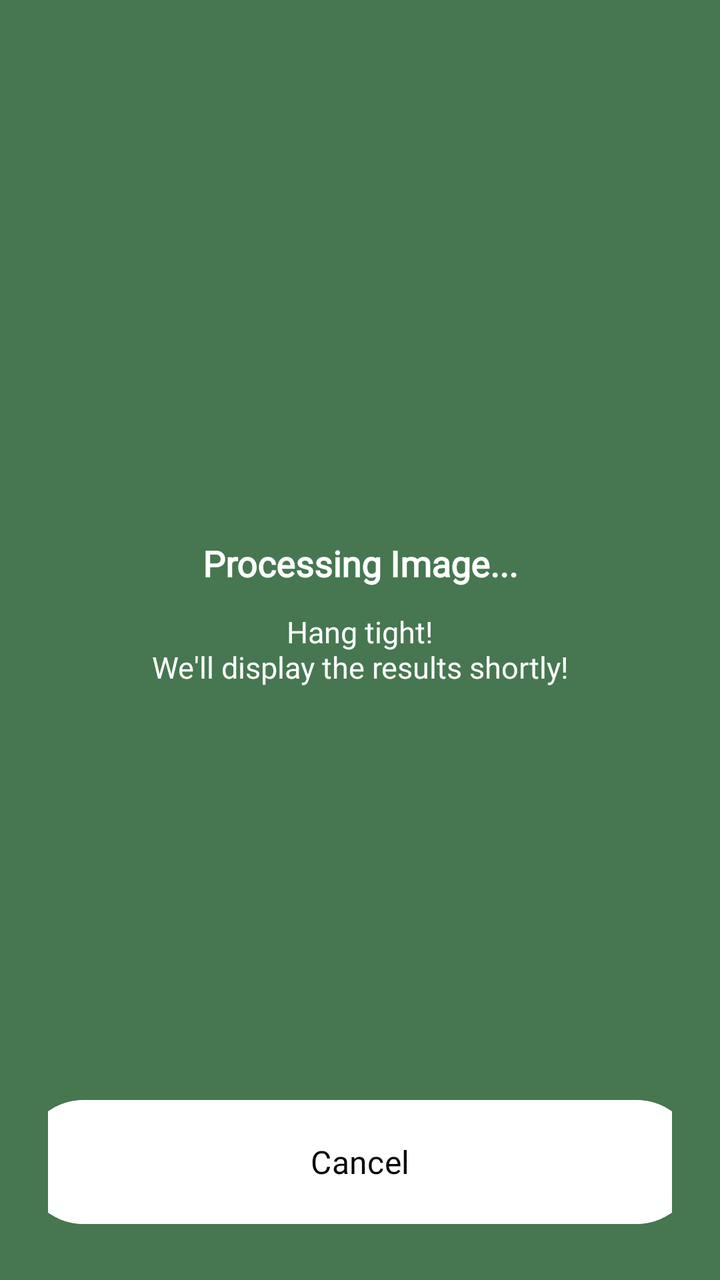
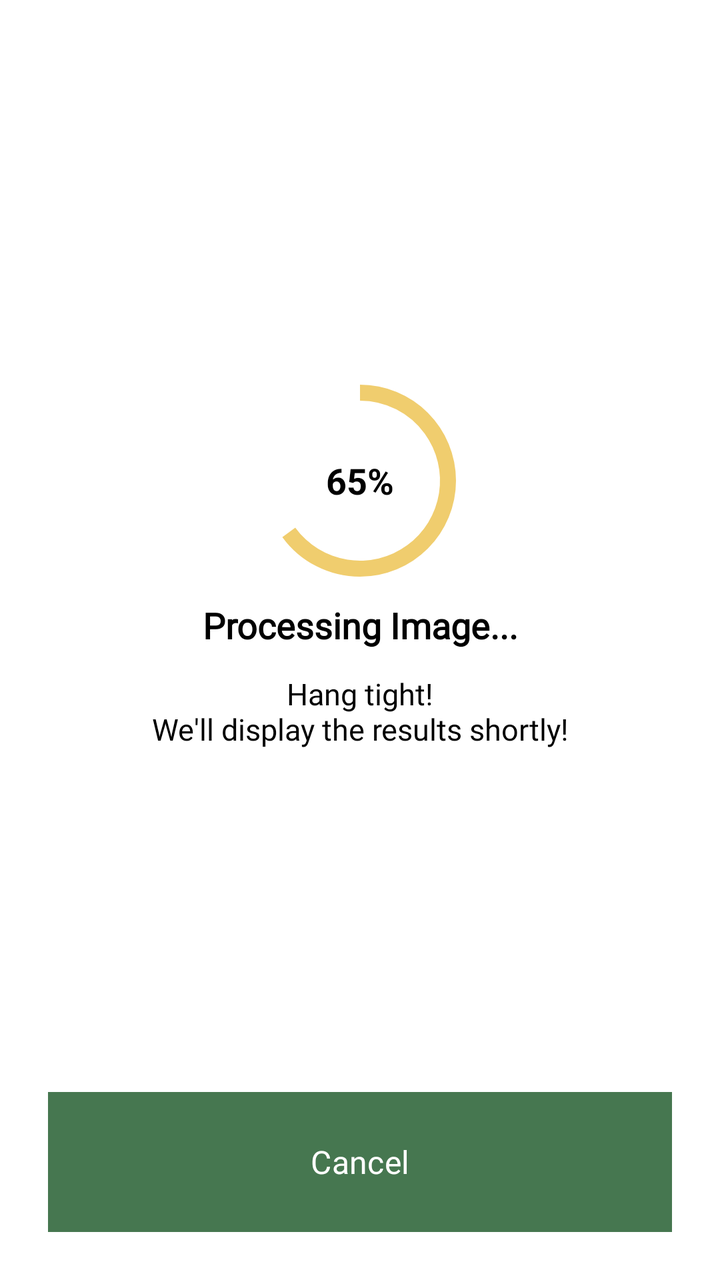

Two renders of the same Android screen: before a commit and after it. Below are the layout's source before the change and the commit's diff.
<!-- AndroidManifest.xml: application theme Theme.SortItJSON -->
<!-- res/layout/fragment_loading.xml -->
<?xml version="1.0" encoding="utf-8"?>
<LinearLayout xmlns:android="http://schemas.android.com/apk/res/android"
    android:layout_width="match_parent"
    android:layout_height="match_parent"
    android:orientation="vertical"
    android:gravity="center"
    android:background="#467750"
    android:padding="24dp">

    
    <LinearLayout
        android:layout_width="match_parent"
        android:layout_height="0dp"
        android:layout_weight="1"
        android:orientation="vertical"
        android:gravity="center">

        
        <ProgressBar
            android:id="@+id/progressBarCircular"
            android:layout_width="wrap_content"
            android:layout_height="wrap_content"
            android:indeterminateTint="#F0CD6E"
            android:layout_marginBottom="10dp"/>

        
        <TextView
            android:id="@+id/loadingTitle"
            android:layout_width="wrap_content"
            android:layout_height="wrap_content"
            android:text="Processing Image..."
            android:textStyle="bold"
            android:textSize="18sp"
            android:textColor="#FFFFFF"
            android:gravity="center"
            android:fontFamily="@font/montserrat_bold"
            android:layout_marginBottom="12dp" />

        
        <TextView
            android:id="@+id/loadingSubtitle"
            android:layout_width="wrap_content"
            android:layout_height="wrap_content"
            android:text="Hang tight!\nWe'll display the results shortly!"
            android:textSize="15sp"
            android:textColor="#FFFFFF"
            android:gravity="center"
            android:fontFamily="@font/montserrat_regular" />

    </LinearLayout>

    
    <Button
        android:id="@+id/CancelButon"
        android:layout_width="338dp"
        android:layout_height="70dp"
        android:layout_gravity="center_horizontal"
        android:layout_marginTop="15dp"
        android:backgroundTint="#FFFFFF"
        android:fontFamily="@font/montserrat_regular"
        android:text="Cancel"
        android:textAllCaps="false"
        android:textColor="#050505"
        android:textSize="16sp" />

</LinearLayout>
<!-- resources referenced by this layout -->
<resources>
  <style name="Theme.SortItJSON" parent="Base.Theme.SortItJSON" />
  <style name="Base.Theme.SortItJSON" parent="Theme.Material3.DayNight.NoActionBar">
          
          <item name="colorPrimary">@color/darkgreen</item>
      </style>
  <color name="darkgreen">#467750</color>
</resources>

<!-- the commit's change to res/layout/fragment_loading.xml (unified diff, before → after) -->
@@ -4,7 +4,7 @@
     android:layout_height="match_parent"
     android:orientation="vertical"
     android:gravity="center"
-    android:background="#467750"
+    android:background="#FFFFFF"
     android:padding="24dp">
 
     
@@ -16,12 +16,32 @@
         android:gravity="center">
 
         
-        <ProgressBar
-            android:id="@+id/progressBarCircular"
-            android:layout_width="wrap_content"
-            android:layout_height="wrap_content"
-            android:indeterminateTint="#F0CD6E"
-            android:layout_marginBottom="10dp"/>
+        <FrameLayout
+            android:layout_width="120dp"
+            android:layout_height="120dp"
+            android:layout_gravity="center">
+
+            <ProgressBar
+                android:id="@+id/progressBarCircular"
+                style="?android:attr/progressBarStyleHorizontal"
+                android:layout_width="match_parent"
+                android:layout_height="match_parent"
+                android:indeterminate="false"
+                android:max="100"
+                android:progress="65"
+                android:progressDrawable="@drawable/circular_progress_drawable"/>
+
+            <TextView
+                android:id="@+id/progressText"
+                android:layout_width="match_parent"
+                android:layout_height="match_parent"
+                android:gravity="center"
+                android:text="65%"
+                android:textSize="18sp"
+                android:textStyle="bold"
+                android:textColor="#000000"/>
+
+        </FrameLayout>
 
         
         <TextView
@@ -31,7 +51,7 @@
             android:text="Processing Image..."
             android:textStyle="bold"
             android:textSize="18sp"
-            android:textColor="#FFFFFF"
+            android:textColor="#000000"
             android:gravity="center"
             android:fontFamily="@font/montserrat_bold"
             android:layout_marginBottom="12dp" />
@@ -43,7 +63,7 @@
             android:layout_height="wrap_content"
             android:text="Hang tight!\nWe'll display the results shortly!"
             android:textSize="15sp"
-            android:textColor="#FFFFFF"
+            android:textColor="#000000"
             android:gravity="center"
             android:fontFamily="@font/montserrat_regular" />
 
@@ -56,11 +76,12 @@
         android:layout_height="70dp"
         android:layout_gravity="center_horizontal"
         android:layout_marginTop="15dp"
-        android:backgroundTint="#FFFFFF"
+        android:backgroundTint="#467750"
         android:fontFamily="@font/montserrat_regular"
+        android:background="@drawable/result_button"
         android:text="Cancel"
         android:textAllCaps="false"
-        android:textColor="#050505"
+        android:textColor="#FFFFFF"
         android:textSize="16sp" />
 
 </LinearLayout>
<!-- resource entries referenced after the edit -->
@@ -1,5 +1,44 @@
 <!-- resources referenced by this layout -->
 <resources>
+  <!-- drawable circular_progress_drawable (drawable) -->
+  <layer-list xmlns:android="http://schemas.android.com/apk/res/android">
+  
+      
+      <item>
+          <shape android:shape="oval">
+              <stroke
+                  android:width="8dp"
+                  android:color="#FFFFFF"/>
+          </shape>
+      </item>
+  
+      
+      <item>
+          <rotate
+              android:fromDegrees="270"
+              android:toDegrees="270">
+  
+              <shape android:shape="ring"
+                  android:useLevel="true"
+                  android:thickness="8dp">
+  
+                  <solid android:color="#F0CD6E"/>
+              </shape>
+          </rotate>
+      </item>
+  
+  </layer-list>
+  <!-- drawable result_button (drawable) -->
+  <shape xmlns:android="http://schemas.android.com/apk/res/android"
+      android:shape="rectangle">
+  
+      
+      <solid android:color="#FFFFFF"/>
+  
+      
+      <corners android:radius="10dp"/>
+  
+  </shape>
   <style name="Theme.SortItJSON" parent="Base.Theme.SortItJSON" />
   <style name="Base.Theme.SortItJSON" parent="Theme.Material3.DayNight.NoActionBar">
           
